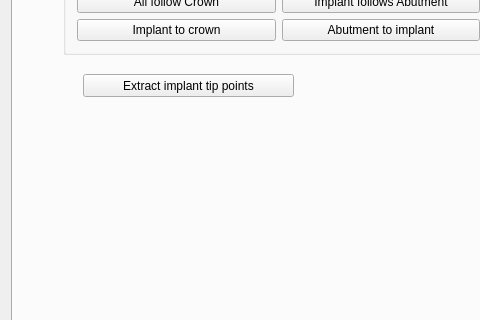
Above: Plugins/org.mitk.lancet.dentalaccuracy/src/internal/DentalAccuracyControls.ui from zhaomengxiao/LancetMITK-Adition before the change; both pictures show x 0 to 480 and y 213 to 533 of the 614 by 717 pixel window. Below: the same form after it.
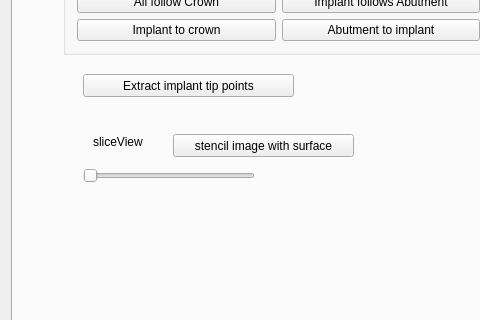
That is the form after the change. The open tabs and pages were chosen to show the change. Custom widgets are drawn as their Qt base class.

```diff
--- a/Plugins/org.mitk.lancet.dentalaccuracy/src/internal/DentalAccuracyControls.ui
+++ b/Plugins/org.mitk.lancet.dentalaccuracy/src/internal/DentalAccuracyControls.ui
@@ -6,7 +6,7 @@
    <rect>
     <x>0</x>
     <y>0</y>
-    <width>567</width>
+    <width>612</width>
     <height>681</height>
    </rect>
   </property>
@@ -1122,6 +1122,48 @@
         <string>Extract implant tip points</string>
        </property>
       </widget>
+      <widget class="QSlider" name="horizontalSlider_THAslicer">
+       <property name="enabled">
+        <bool>true</bool>
+       </property>
+       <property name="geometry">
+        <rect>
+         <x>70</x>
+         <y>340</y>
+         <width>172</width>
+         <height>23</height>
+        </rect>
+       </property>
+       <property name="orientation">
+        <enum>Qt::Horizontal</enum>
+       </property>
+      </widget>
+      <widget class="QLabel" name="label_47">
+       <property name="geometry">
+        <rect>
+         <x>80</x>
+         <y>310</y>
+         <width>81</width>
+         <height>16</height>
+        </rect>
+       </property>
+       <property name="text">
+        <string>sliceView</string>
+       </property>
+      </widget>
+      <widget class="QPushButton" name="pushButton_stencil">
+       <property name="geometry">
+        <rect>
+         <x>160</x>
+         <y>310</y>
+         <width>181</width>
+         <height>23</height>
+        </rect>
+       </property>
+       <property name="text">
+        <string>stencil image with surface</string>
+       </property>
+      </widget>
      </widget>
     </widget>
    </item>
```
Left out of the diff: 2 changed lines with no effect on the pictures.
